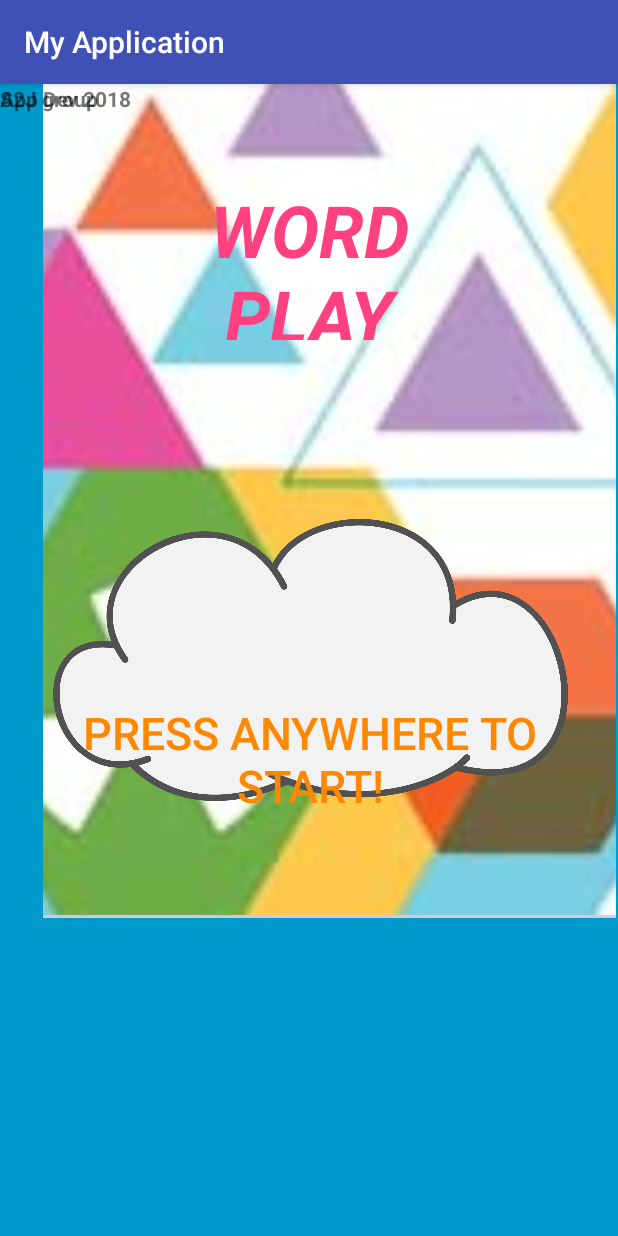
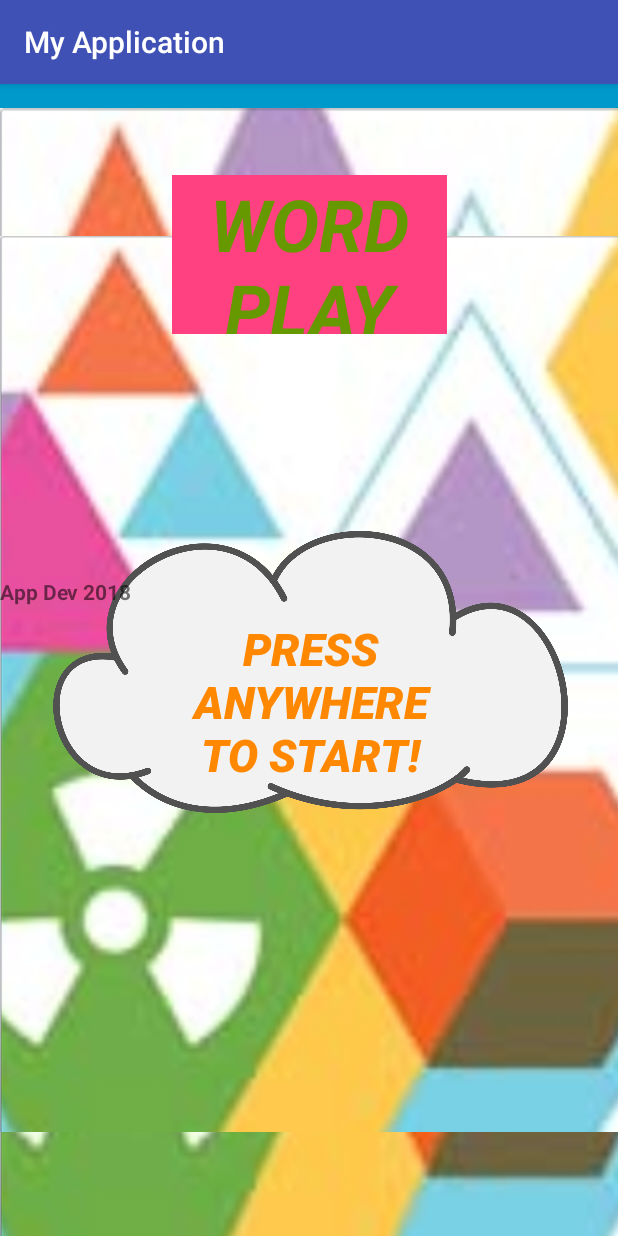
Before and after one commit to QIUAppDev/2017-2018-midyear-project-s2j, an Android app: the screen it shows after launch (MainActivity), on a phone screen of 412 x 824 dp. Run offline under Robolectric (Android 15) with nearby library versions, the phone set to English and light mode, and no system bars.

```diff
--- a/MyApplication3/app/src/main/res/layout/activity_main.xml
+++ b/MyApplication3/app/src/main/res/layout/activity_main.xml
@@ -11,12 +11,13 @@
         android:id="@+id/imageView2"
         android:layout_width="wrap_content"
         android:layout_height="wrap_content"
-        android:layout_marginRight="1dp"
         android:background="@drawable/cov"
-        app:layout_constraintRight_toRightOf="parent"
         app:srcCompat="@drawable/cov"
-        tools:layout_editor_absoluteY="0dp"
-        android:layout_marginEnd="1dp" />
+        android:layout_marginEnd="1dp"
+        android:layout_marginLeft="0dp"
+        app:layout_constraintLeft_toLeftOf="parent"
+        app:layout_constraintBottom_toBottomOf="parent"
+        android:layout_marginBottom="-16dp" />
 
     <ImageView
         android:id="@+id/imageView3"
@@ -37,8 +38,8 @@
 
     <TextView
         android:id="@+id/textView"
-        android:layout_width="333dp"
-        android:layout_height="92dp"
+        android:layout_width="173dp"
+        android:layout_height="120dp"
         android:layout_marginBottom="8dp"
         android:layout_marginEnd="8dp"
         android:layout_marginLeft="8dp"
@@ -53,12 +54,13 @@
         android:textAppearance="@style/TextAppearance.AppCompat.Button"
         android:textColor="@android:color/holo_orange_dark"
         android:textSize="30sp"
-        app:layout_constraintBottom_toBottomOf="parent"
-        app:layout_constraintHorizontal_bias="0.514"
+        android:textStyle="bold|italic"
+        app:layout_constraintBottom_toBottomOf="@+id/imageView2"
+        app:layout_constraintHorizontal_bias="0.502"
         app:layout_constraintLeft_toLeftOf="parent"
         app:layout_constraintRight_toRightOf="parent"
-        app:layout_constraintTop_toTopOf="parent"
-        app:layout_constraintVertical_bias="0.612" />
+        app:layout_constraintTop_toTopOf="@+id/textView2"
+        app:layout_constraintVertical_bias="0.489" />
 
     <TextView
         android:id="@+id/textView2"
@@ -71,17 +73,22 @@
         android:layout_marginStart="8dp"
         android:layout_marginTop="8dp"
         android:autoSizeMinTextSize="@android:dimen/thumbnail_height"
+        android:background="@color/colorAccent"
+        android:backgroundTint="@color/colorAccent"
         android:text="WORD PLAY"
         android:textAlignment="center"
-        android:textColor="@color/colorAccent"
+        android:textAllCaps="false"
+        android:textColor="@android:color/holo_green_dark"
         android:textColorHighlight="@color/colorPrimary"
         android:textSize="@android:dimen/app_icon_size"
         android:textStyle="bold|italic"
         app:layout_constraintBottom_toBottomOf="parent"
+        app:layout_constraintHorizontal_bias="0.502"
         app:layout_constraintLeft_toLeftOf="parent"
         app:layout_constraintRight_toRightOf="parent"
         app:layout_constraintTop_toTopOf="parent"
-        app:layout_constraintVertical_bias="0.088" />
+        app:layout_constraintVertical_bias="0.082"
+        tools:textColor="@android:color/holo_blue_bright" />
 
     <TextView
         android:id="@+id/textView8"
@@ -89,16 +96,11 @@
         android:layout_height="wrap_content"
         android:text="App Dev 2018"
         android:textStyle="bold"
-        tools:layout_editor_absoluteX="75dp"
-        tools:layout_editor_absoluteY="197dp" />
-
-    <TextView
-        android:id="@+id/textView9"
-        android:layout_width="wrap_content"
-        android:layout_height="wrap_content"
-        android:text="S2J group"
-        android:textStyle="bold"
-        tools:layout_editor_absoluteX="195dp"
-        tools:layout_editor_absoluteY="187dp" />
+        tools:layout_editor_absoluteX="183dp"
+        android:layout_marginTop="8dp"
+        app:layout_constraintTop_toBottomOf="@+id/textView2"
+        android:layout_marginBottom="8dp"
+        app:layout_constraintBottom_toTopOf="@+id/textView"
+        app:layout_constraintVertical_bias="1.0" />
 
 </android.support.constraint.ConstraintLayout>
```
Also changed, not shown: MyApplication3/app/src/main/res/drawable/cov.png.
